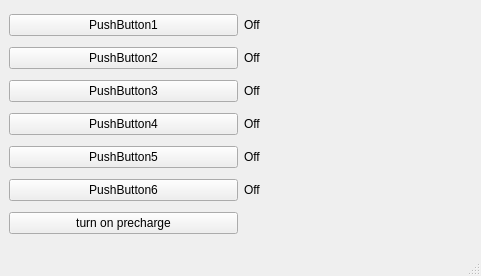
Above: ui/test.ui from SunshadeCorp/relay-service before the change. Below: the same form after it.
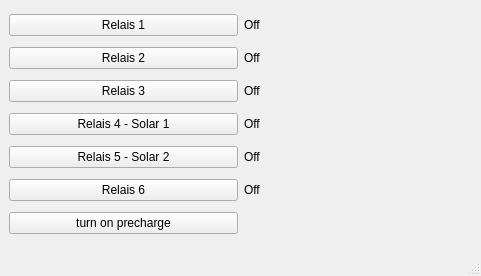
That is the form after the change.

Commit message: button description updated

```diff
--- a/ui/test.ui
+++ b/ui/test.ui
@@ -18,7 +18,7 @@
     <item row="0" column="0">
      <widget class="QPushButton" name="pushButton">
       <property name="text">
-       <string>PushButton1</string>
+       <string>Relais 1</string>
       </property>
      </widget>
     </item>
@@ -53,7 +53,7 @@
     <item row="5" column="0">
      <widget class="QPushButton" name="pushButton_6">
       <property name="text">
-       <string>PushButton6</string>
+       <string>Relais 6</string>
       </property>
      </widget>
     </item>
@@ -67,28 +67,28 @@
     <item row="3" column="0">
      <widget class="QPushButton" name="pushButton_4">
       <property name="text">
-       <string>PushButton4</string>
+       <string>Relais 4 - Solar 1</string>
       </property>
      </widget>
     </item>
     <item row="2" column="0">
      <widget class="QPushButton" name="pushButton_3">
       <property name="text">
-       <string>PushButton3</string>
+       <string>Relais 3</string>
       </property>
      </widget>
     </item>
     <item row="1" column="0">
      <widget class="QPushButton" name="pushButton_2">
       <property name="text">
-       <string>PushButton2</string>
+       <string>Relais 2</string>
       </property>
      </widget>
     </item>
     <item row="4" column="0">
      <widget class="QPushButton" name="pushButton_5">
       <property name="text">
-       <string>PushButton5</string>
+       <string>Relais 5 - Solar 2</string>
       </property>
      </widget>
     </item>
```
Left out of the diff: 2 changed lines with no effect on the pictures.
